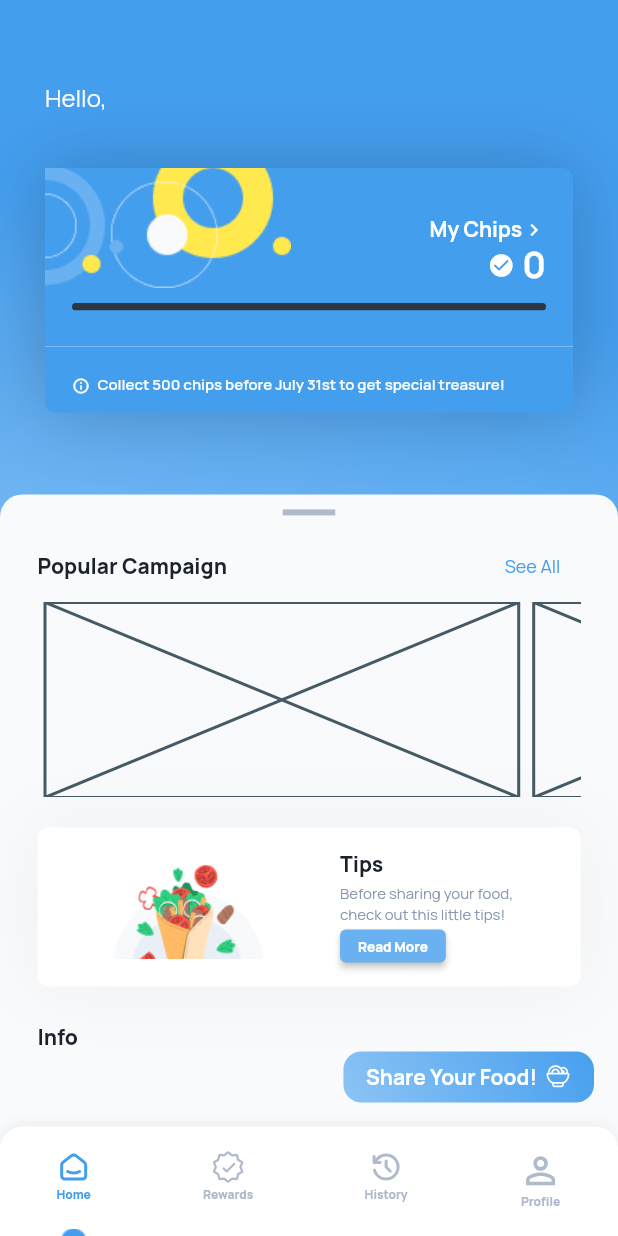
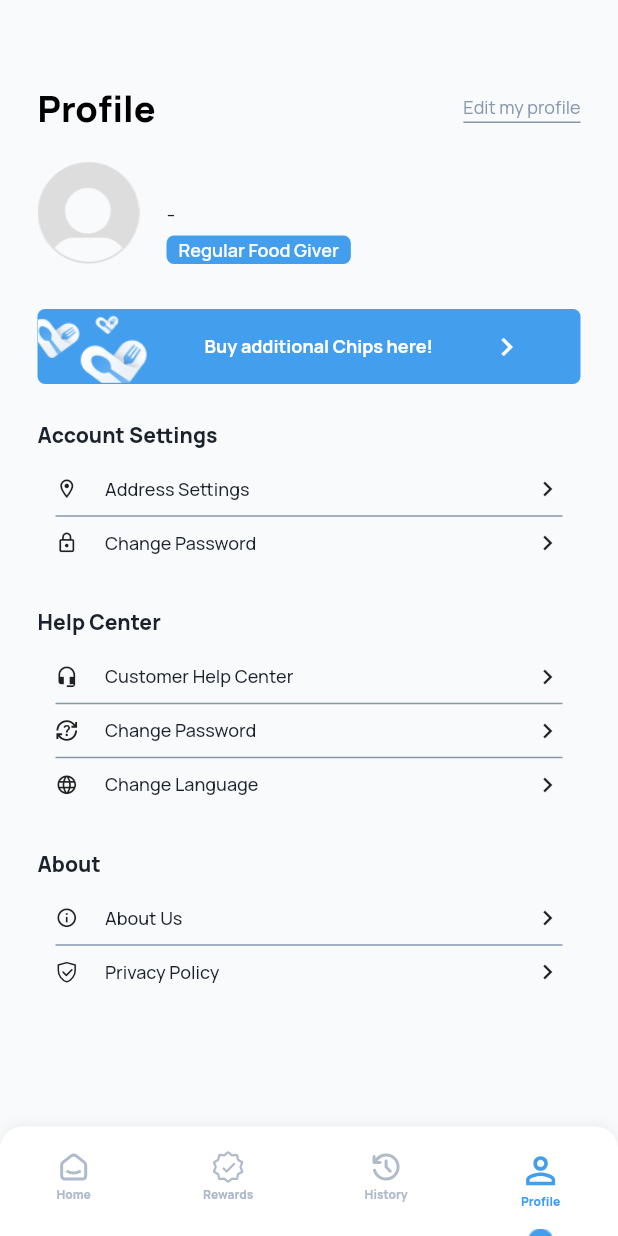
Before and after one commit to Aseupan/Mobile, a Flutter app: the HomeScreen screen opened by its route, item 4 of the bottom bar chosen, on a phone screen of 412 x 824 dp. Run offline on Flutter 3.47's test engine with Material 2 defaults, Android fonts, the phone set to English and light mode, and no system bars; drawn by our look-alikes of carousel_slider; our stand-ins replace dio, email_validator, flutter_screenutil, flutter_svg, fluttertoast, get and 4 more; missing offline and left inert: dart:ffi; accounts and stored records are empty; generated files the repository leaves out were written again; network calls fail.

Commit message:
user profile screen

```diff
--- a/lib/routes/app_pages.dart
+++ b/lib/routes/app_pages.dart
@@ -17,6 +17,7 @@ import 'package:mobile/views/home/home_screen.dart';
 import 'package:mobile/views/launch/splash_screen.dart';
 import 'package:mobile/routes/app_routes.dart';
 import 'package:mobile/views/launch/onboarding_screen.dart';
+import 'package:mobile/views/profile/profile_screen.dart';
 import 'package:mobile/views/rewards/reward_screen.dart';
 
 List<GetPage<dynamic>> appRouter() {
@@ -78,5 +79,9 @@ List<GetPage<dynamic>> appRouter() {
       name: RoutePage.reward,
       page: () => RewardScreen(),
     ),
+    GetPage(
+      name: RoutePage.profile,
+      page: () => UserProfileScreen(),
+    )
   ];
 }
--- a/lib/routes/app_routes.dart
+++ b/lib/routes/app_routes.dart
@@ -8,6 +8,7 @@ class RoutePage {
   static const String myAddress = "/address";
   static const String createAddress = "/address/create";
   static const String reward = "/reward";
+  static const String profile = "/profile";
 
   // Phase 2
   static const String home = "/home";
--- a/lib/services/api/app_token.dart
+++ b/lib/services/api/app_token.dart
@@ -1,3 +1,4 @@
+import 'package:get/get.dart';
 import 'package:get_storage/get_storage.dart';
 
 class UserToken {
@@ -41,7 +42,7 @@ class AppToken {
 
   static bool checkToken() {
     final storage = GetStorage();
-    if (storage.read('app_token') == null && storage.read('app_token') == "") {
+    if (storage.read('app_token') == null || storage.read('app_token') == "") {
       return false;
     }
     return true;
--- a/lib/views/home/home_screen.dart
+++ b/lib/views/home/home_screen.dart
@@ -4,6 +4,7 @@ import 'package:get/get.dart';
 import 'package:mobile/controller/global/global_controller.dart';
 import 'package:mobile/controller/home/home_controller.dart';
 import 'package:mobile/routes/app_routes.dart';
+import 'package:mobile/services/api/api_utils.dart';
 import 'package:mobile/services/api/app_token.dart';
 import 'package:mobile/services/api/get_api_service.dart';
 import 'package:mobile/utils/color_constants.dart';
@@ -35,8 +36,6 @@ class _HomeScreenState extends State<HomeScreen> {
 
   @override
   Widget build(BuildContext context) {
-    controller.stateBar.value = 1;
-
     return Scaffold(
       body: Stack(
         children: [
--- /dev/null
+++ b/lib/views/profile/layout/about_profile.dart
@@ -0,0 +1,73 @@
+import 'package:flutter/material.dart';
+import 'package:flutter/src/widgets/framework.dart';
+import 'package:flutter/src/widgets/placeholder.dart';
+import 'package:flutter_svg/flutter_svg.dart';
+import 'package:mobile/utils/color_constants.dart';
+import 'package:mobile/widgets/text_styles.dart';
+
+class AboutProfile extends StatelessWidget {
+  const AboutProfile({super.key});
+
+  @override
+  Widget build(BuildContext context) {
+    return Column(
+      crossAxisAlignment: CrossAxisAlignment.stretch,
+      children: [
+        Text(
+          'About',
+          style: h5TextStyle(
+            weight: FontWeight.w800,
+          ),
+        ),
+        SizedBox(height: 8),
+        Padding(
+          padding: EdgeInsets.symmetric(vertical: 9, horizontal: 12),
+          child: Column(
+            children: [
+              Row(
+                children: [
+                  Icon(
+                    Icons.info_outline,
+                    size: 15,
+                  ),
+                  SizedBox(width: 18),
+                  Expanded(
+                    child: Text(
+                      'About Us',
+                      style: body6TextStyle(
+                        weight: FontWeight.w500,
+                      ),
+                    ),
+                  ),
+                  Icon(Icons.chevron_right, size: 20),
+                ],
+              ),
+              Divider(
+                thickness: 1,
+                color: ColorConstants.slate[400],
+              ),
+              Row(
+                children: [
+                  SvgPicture.asset(
+                    "assets/icons/privacy_policy.svg",
+                    width: 15,
+                  ),
+                  SizedBox(width: 18),
+                  Expanded(
+                    child: Text(
+                      'Privacy Policy',
+                      style: body6TextStyle(
+                        weight: FontWeight.w500,
+                      ),
+                    ),
+                  ),
+                  Icon(Icons.chevron_right, size: 20),
+                ],
+              ),
+            ],
+          ),
+        ),
+      ],
+    );
+  }
+}
--- /dev/null
+++ b/lib/views/profile/layout/account_settings.dart
@@ -0,0 +1,70 @@
+import 'package:flutter/material.dart';
+import 'package:mobile/utils/color_constants.dart';
+import 'package:mobile/widgets/text_styles.dart';
+
+class AccountSettings extends StatelessWidget {
+  const AccountSettings({super.key});
+
+  @override
+  Widget build(BuildContext context) {
+    return Column(
+      crossAxisAlignment: CrossAxisAlignment.stretch,
+      children: [
+        Text(
+          'Account Settings',
+          style: h5TextStyle(
+            weight: FontWeight.w800,
+          ),
+        ),
+        SizedBox(height: 8),
+        Padding(
+          padding: EdgeInsets.symmetric(vertical: 9, horizontal: 12),
+          child: Column(
+            children: [
+              Row(
+                children: [
+                  Icon(
+                    Icons.location_on_outlined,
+                    size: 15,
+                  ),
+                  SizedBox(width: 18),
+                  Expanded(
+                    child: Text(
+                      'Address Settings',
+                      style: body6TextStyle(
+                        weight: FontWeight.w500,
+                      ),
+                    ),
+                  ),
+                  Icon(Icons.chevron_right, size: 20),
+                ],
+              ),
+              Divider(
+                thickness: 1,
+                color: ColorConstants.slate[400],
+              ),
+              Row(
+                children: [
+                  Icon(
+                    Icons.lock_outlined,
+                    size: 15,
+                  ),
+                  SizedBox(width: 18),
+                  Expanded(
+                    child: Text(
+                      'Change Password',
+                      style: body6TextStyle(
+                        weight: FontWeight.w500,
+                      ),
+                    ),
+                  ),
+                  Icon(Icons.chevron_right, size: 20),
+                ],
+              ),
+            ],
+          ),
+        ),
+      ],
+    );
+  }
+}
--- /dev/null
+++ b/lib/views/profile/layout/button_buy_chips.dart
@@ -0,0 +1,41 @@
+import 'package:flutter/material.dart';
+import 'package:mobile/utils/color_constants.dart';
+import 'package:mobile/widgets/text_styles.dart';
+
+class ButtonBuyChips extends StatelessWidget {
+  const ButtonBuyChips({super.key});
+
+  @override
+  Widget build(BuildContext context) {
+    return InkWell(
+      onTap: () {},
+      child: Container(
+        decoration: BoxDecoration(
+          color: ColorConstants.flowerBlue[600],
+          borderRadius: BorderRadius.circular(5),
+        ),
+        child: Row(
+          mainAxisAlignment: MainAxisAlignment.spaceBetween,
+          children: [
+            Image.asset(
+              "assets/images/backdrop_logo_white.png",
+              height: 50,
+            ),
+            Text(
+              'Buy additional Chips here!',
+              style: body6TextStyle(
+                weight: FontWeight.bold,
+                color: Colors.white,
+              ),
+            ),
+            Icon(
+              Icons.chevron_right,
+              color: Colors.white,
+            ),
+            SizedBox(),
+          ],
+        ),
+      ),
+    );
+  }
+}
--- /dev/null
+++ b/lib/views/profile/layout/help_center.dart
@@ -0,0 +1,93 @@
+import 'package:flutter/material.dart';
+import 'package:flutter_svg/flutter_svg.dart';
+import 'package:mobile/utils/color_constants.dart';
+import 'package:mobile/widgets/text_styles.dart';
+
+class HelpCenter extends StatelessWidget {
+  const HelpCenter({super.key});
+
+  @override
+  Widget build(BuildContext context) {
+    return Column(
+      crossAxisAlignment: CrossAxisAlignment.stretch,
+      children: [
+        Text(
+          'Help Center',
+          style: h5TextStyle(
+            weight: FontWeight.w800,
+          ),
+        ),
+        SizedBox(height: 8),
+        Padding(
+          padding: EdgeInsets.symmetric(vertical: 9, horizontal: 12),
+          child: Column(
+            children: [
+              Row(
+                children: [
+                  Icon(
+                    Icons.headset_mic,
+                    size: 15,
+                  ),
+                  SizedBox(width: 18),
+                  Expanded(
+                    child: Text(
+                      'Customer Help Center',
+                      style: body6TextStyle(
+                        weight: FontWeight.w500,
+                      ),
+                    ),
+                  ),
+                  Icon(Icons.chevron_right, size: 20),
+                ],
+              ),
+              Divider(
+                thickness: 1,
+                color: ColorConstants.slate[400],
+              ),
+              Row(
+                children: [
+                  SvgPicture.asset(
+                    "assets/icons/faq.svg",
+                    width: 15,
+                  ),
+                  SizedBox(width: 18),
+                  Expanded(
+                    child: Text(
+                      'Change Password',
+                      style: body6TextStyle(
+                        weight: FontWeight.w500,
+                      ),
+                    ),
+                  ),
+                  Icon(Icons.chevron_right, size: 20),
+                ],
+              ),
+              Divider(
+                thickness: 1,
+                color: ColorConstants.slate[400],
+              ),
+              Row(
+                children: [
+                  Icon(
+                    Icons.language,
+                    size: 15,
+                  ),
+                  SizedBox(width: 18),
+                  Expanded(
+                    child: Text(
+                      'Change Language',
+                      style: body6TextStyle(
+                        weight: FontWeight.w500,
+                      ),
+                    ),
+                  ),
+                  Icon(Icons.chevron_right, size: 20),
+                ],
+              ),
+            ],
+          ),
+        ),
+      ],
+    );
+  }
+}
--- /dev/null
+++ b/lib/views/profile/profile_screen.dart
@@ -0,0 +1,41 @@
+import 'package:flutter/material.dart';
+import 'package:mobile/services/api/app_token.dart';
+import 'package:mobile/utils/color_constants.dart';
+import 'package:mobile/views/profile/layout/about_profile.dart';
+import 'package:mobile/views/profile/layout/account_settings.dart';
+import 'package:mobile/views/profile/layout/help_center.dart';
+import 'package:mobile/views/profile/widgets/profile_header.dart';
+import 'package:mobile/widgets/bottom_bar/bottom_bar.dart';
+import 'package:mobile/widgets/text_styles.dart';
+
+class UserProfileScreen extends StatefulWidget {
+  const UserProfileScreen({super.key});
+
+  @override
+  State<UserProfileScreen> createState() => _UserProfileScreenState();
+}
+
+class _UserProfileScreenState extends State<UserProfileScreen> {
+  @override
+  Widget build(BuildContext context) {
+    return Scaffold(
+      body: Padding(
+        padding: EdgeInsets.symmetric(horizontal: 25),
+        child: Column(
+          crossAxisAlignment: CrossAxisAlignment.stretch,
+          children: [
+            SizedBox(height: 58),
+            ProfileHeader(),
+            SizedBox(height: 25),
+            AccountSettings(),
+            SizedBox(height: 25),
+            HelpCenter(),
+            SizedBox(height: 25),
+            AboutProfile(),
+          ],
+        ),
+      ),
+      bottomNavigationBar: CustomBottomAppbar(index: 4),
+    );
+  }
+}
--- /dev/null
+++ b/lib/views/profile/widgets/profile_header.dart
@@ -0,0 +1,103 @@
+import 'package:flutter/material.dart';
+import 'package:get/get.dart';
+import 'package:mobile/controller/global/global_controller.dart';
+import 'package:mobile/services/api/app_token.dart';
+import 'package:mobile/utils/color_constants.dart';
+import 'package:mobile/views/profile/layout/button_buy_chips.dart';
+import 'package:mobile/widgets/text_styles.dart';
+import 'package:sizer/sizer.dart';
+
+class ProfileHeader extends StatelessWidget {
+  GlobalController controller = GlobalController.i;
+
+  ProfileHeader({super.key});
+
+  @override
+  Widget build(BuildContext context) {
+    return Column(
+      children: [
+        Row(
+          mainAxisAlignment: MainAxisAlignment.spaceBetween,
+          children: [
+            Text(
+              'Profile',
+              style: h1TextStyle(
+                weight: FontWeight.w800,
+              ),
+            ),
+            InkWell(
+              onTap: () {},
+              child: Container(
+                padding: EdgeInsets.only(bottom: 2),
+                decoration: BoxDecoration(
+                  border: Border(
+                    bottom: BorderSide(
+                      color: ColorConstants.slate[400]!,
+                      width: 1.0, // Underline thickness
+                    ),
+                  ),
+                ),
+                child: Text(
+                  'Edit my profile',
+                  style: body6TextStyle(color: ColorConstants.slate[400]),
+                ),
+              ),
+            ),
+          ],
+        ),
+        SizedBox(height: 20),
+        SizedBox(
+          height: 68,
+          child: Row(
+            crossAxisAlignment: CrossAxisAlignment.stretch,
+            children: [
+              Image.asset(
+                "assets/images/dummy_profile.png",
+                width: 68,
+                height: 68,
+                fit: BoxFit.cover,
+              ),
+              SizedBox(width: 18),
+              Column(
+                crossAxisAlignment: CrossAxisAlignment.start,
+                mainAxisAlignment: MainAxisAlignment.spaceBetween,
+                children: [
+                  SizedBox(
+                    width: 60.w,
+                    child: Obx(
+                      () => Text(
+                        controller.profile.value.name,
+                        style: h4TextStyle(weight: FontWeight.bold),
+                        overflow: TextOverflow.ellipsis,
+                      ),
+                    ),
+                  ),
+                  Obx(() {
+                    var data = controller.profile.value.phone;
+                    return Text(data.isEmpty ? '-' : data);
+                  }),
+                  Container(
+                    decoration: BoxDecoration(
+                      color: ColorConstants.primary[600],
+                      borderRadius: BorderRadius.circular(5),
+                    ),
+                    padding: EdgeInsets.symmetric(vertical: 2, horizontal: 8),
+                    child: Text(
+                      'Regular Food Giver',
+                      style: body6TextStyle(
+                        weight: FontWeight.w600,
+                        color: ColorConstants.slate[25],
+                      ),
+                    ),
+                  ),
+                ],
+              )
+            ],
+          ),
+        ),
+        SizedBox(height: 30),
+        ButtonBuyChips(),
+      ],
+    );
+  }
+}
--- a/lib/views/rewards/layouts/redeem_chips.dart
+++ b/lib/views/rewards/layouts/redeem_chips.dart
@@ -1,6 +1,7 @@
 import 'package:flutter/material.dart';
 import 'package:flutter/src/widgets/framework.dart';
 import 'package:flutter/src/widgets/placeholder.dart';
+import 'package:get/get.dart';
 import 'package:mobile/controller/global/global_controller.dart';
 import 'package:mobile/views/rewards/widgets/redeem_card.dart';
 import 'package:mobile/widgets/text_styles.dart';
@@ -22,7 +23,19 @@ class RedeemChips extends StatelessWidget {
           ),
         ),
         SizedBox(height: 16),
-        Wrap(
+        Obx(
+          () => controller.redeems.isEmpty
+              ? SizedBox(
+                  height: 70,
+                  width: 100.w,
+                  child: Center(
+                    child: Text(
+                      'there is no redeem rewards right now. Comeback later',
+                      textAlign: TextAlign.center,
+                    ),
+                  ),
+                )
+              : Wrap(
                   runSpacing: 20,
                   direction: Axis.horizontal,
                   children: [
@@ -30,6 +43,7 @@ class RedeemChips extends StatelessWidget {
                         .map((data) => RedeemCard(data: data))
                         .toList(),
                   ],
+                ),
         )
       ],
     );
--- a/lib/widgets/bottom_bar/items.dart
+++ b/lib/widgets/bottom_bar/items.dart
@@ -60,7 +60,7 @@ class BottomBarItem extends StatelessWidget {
         // Get.toNamed(RoutePage.);
         break;
       case 4:
-        // Get.toNamed()
+        Get.toNamed(RoutePage.profile);
         break;
       default:
         Get.toNamed(RoutePage.home);
```
Also changed, not shown: assets/icons/faq.svg (added), assets/icons/privacy_policy.svg (added), assets/images/backdrop_logo_white.png (added), assets/images/dummy_profile.png (added). Lines whose indentation alone changed are shown as unchanged.
